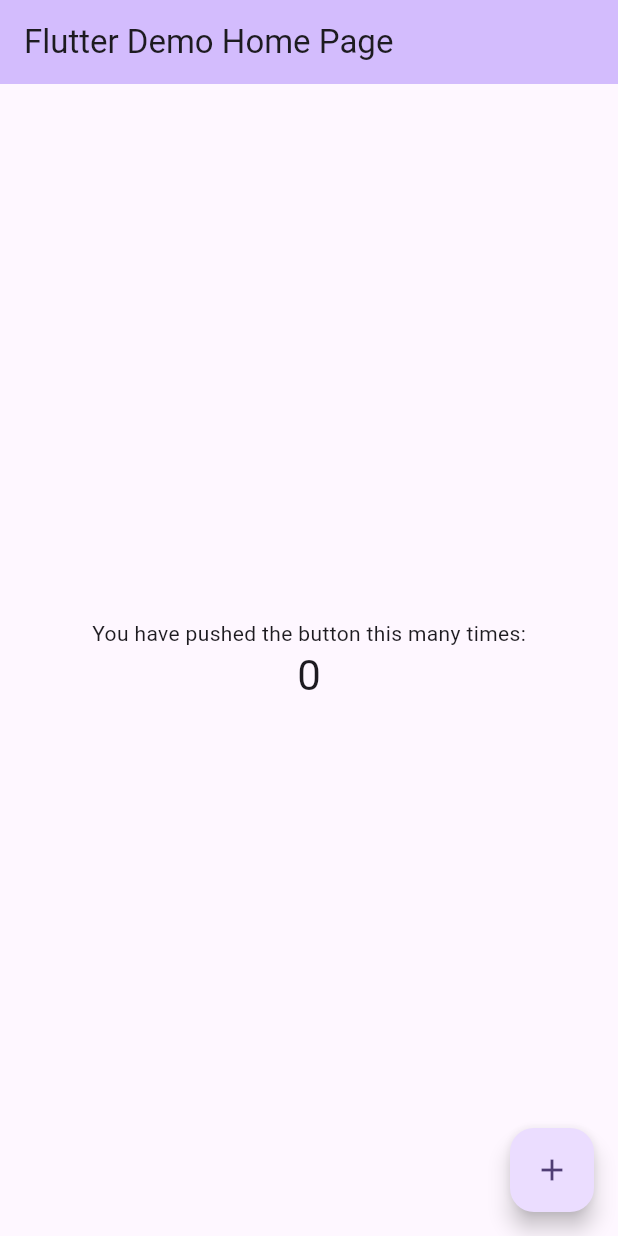
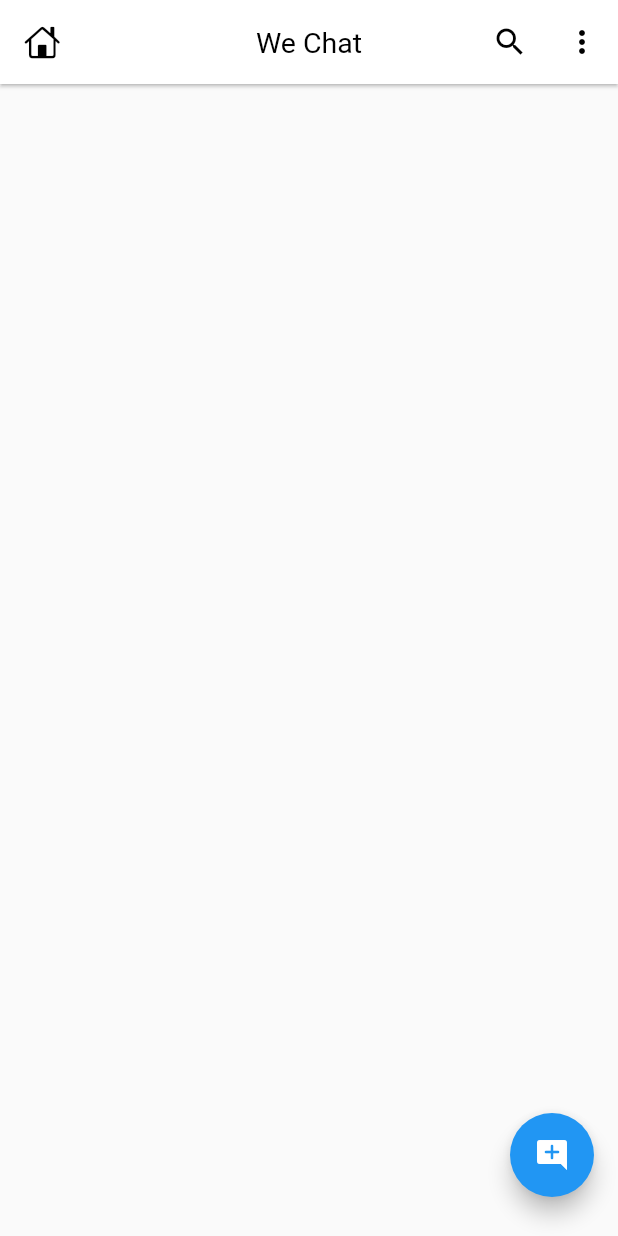
Before and after one commit to xumoyunde/We-Chat, a Flutter app: the screen it shows after launch, on a phone screen of 412 x 824 dp. Run offline on Flutter 3.47's test engine with Material 2 defaults, Android fonts, the phone set to English and light mode, and no system bars.

Commit message:
added appbar and floating action button

```diff
--- a/lib/main.dart
+++ b/lib/main.dart
@@ -1,4 +1,6 @@
 import 'package:flutter/material.dart';
+
+import 'screens/home_screen.dart';
 
 void main() {
   runApp(const MyApp());
@@ -7,104 +9,25 @@ void main() {
 class MyApp extends StatelessWidget {
   const MyApp({super.key});
 
-  // This widget is the root of your application.
   @override
   Widget build(BuildContext context) {
     return MaterialApp(
-      title: 'Flutter Demo',
+      debugShowCheckedModeBanner: false,
+      title: 'We Chat',
       theme: ThemeData(
-        colorScheme: ColorScheme.fromSeed(seedColor: Colors.deepPurple),
-        useMaterial3: true,
+        appBarTheme: AppBarTheme(
+          backgroundColor: Colors.white,
+          elevation: 1,
+          centerTitle: true,
+          iconTheme: IconThemeData(color: Colors.black),
+          titleTextStyle: TextStyle(
+            color: Colors.black,
+            fontSize: 19,
+            fontWeight: FontWeight.normal,
+          )
+        ),
       ),
-      home: const MyHomePage(title: 'Flutter Demo Home Page'),
+      home: HomeScreen(),
     );
   }
 }
-
-class MyHomePage extends StatefulWidget {
-  const MyHomePage({super.key, required this.title});
-
-  // This widget is the home page of your application. It is stateful, meaning
-  // that it has a State object (defined below) that contains fields that affect
-  // how it looks.
-
-  // This class is the configuration for the state. It holds the values (in this
-  // case the title) provided by the parent (in this case the App widget) and
-  // used by the build method of the State. Fields in a Widget subclass are
-  // always marked "final".
-
-  final String title;
-
-  @override
-  State<MyHomePage> createState() => _MyHomePageState();
-}
-
-class _MyHomePageState extends State<MyHomePage> {
-  int _counter = 0;
-
-  void _incrementCounter() {
-    setState(() {
-      // This call to setState tells the Flutter framework that something has
-      // changed in this State, which causes it to rerun the build method below
-      // so that the display can reflect the updated values. If we changed
-      // _counter without calling setState(), then the build method would not be
-      // called again, and so nothing would appear to happen.
-      _counter++;
-    });
-  }
-
-  @override
-  Widget build(BuildContext context) {
-    // This method is rerun every time setState is called, for instance as done
-    // by the _incrementCounter method above.
-    //
-    // The Flutter framework has been optimized to make rerunning build methods
-    // fast, so that you can just rebuild anything that needs updating rather
-    // than having to individually change instances of widgets.
-    return Scaffold(
-      appBar: AppBar(
-        // TRY THIS: Try changing the color here to a specific color (to
-        // Colors.amber, perhaps?) and trigger a hot reload to see the AppBar
-        // change color while the other colors stay the same.
-        backgroundColor: Theme.of(context).colorScheme.inversePrimary,
-        // Here we take the value from the MyHomePage object that was created by
-        // the App.build method, and use it to set our appbar title.
-        title: Text(widget.title),
-      ),
-      body: Center(
-        // Center is a layout widget. It takes a single child and positions it
-        // in the middle of the parent.
-        child: Column(
-          // Column is also a layout widget. It takes a list of children and
-          // arranges them vertically. By default, it sizes itself to fit its
-          // children horizontally, and tries to be as tall as its parent.
-          //
-          // Column has various properties to control how it sizes itself and
-          // how it positions its children. Here we use mainAxisAlignment to
-          // center the children vertically; the main axis here is the vertical
-          // axis because Columns are vertical (the cross axis would be
-          // horizontal).
-          //
-          // TRY THIS: Invoke "debug painting" (choose the "Toggle Debug Paint"
-          // action in the IDE, or press "p" in the console), to see the
-          // wireframe for each widget.
-          mainAxisAlignment: MainAxisAlignment.center,
-          children: <Widget>[
-            const Text(
-              'You have pushed the button this many times:',
-            ),
-            Text(
-              '$_counter',
-              style: Theme.of(context).textTheme.headlineMedium,
-            ),
-          ],
-        ),
-      ),
-      floatingActionButton: FloatingActionButton(
-        onPressed: _incrementCounter,
-        tooltip: 'Increment',
-        child: const Icon(Icons.add),
-      ), // This trailing comma makes auto-formatting nicer for build methods.
-    );
-  }
-}
--- /dev/null
+++ b/lib/screens/home_screen.dart
@@ -0,0 +1,29 @@
+import 'package:flutter/cupertino.dart';
+import 'package:flutter/material.dart';
+
+class HomeScreen extends StatefulWidget {
+  const HomeScreen({Key? key}) : super(key: key);
+
+  @override
+  State<HomeScreen> createState() => _HomeScreenState();
+}
+
+class _HomeScreenState extends State<HomeScreen> {
+  @override
+  Widget build(BuildContext context) {
+    return Scaffold(
+      appBar: AppBar(
+        leading: Icon(CupertinoIcons.home),
+        title: Text('We Chat'),
+        actions: [
+          IconButton(onPressed: (){}, icon: Icon(Icons.search)),
+          IconButton(onPressed: (){}, icon: Icon(Icons.more_vert)),
+        ],
+      ),
+      floatingActionButton: Padding(
+        padding: const EdgeInsets.only(bottom: 10),
+        child: FloatingActionButton(onPressed: (){}, child: Icon(Icons.add_comment_rounded)),
+      ),
+    );
+  }
+}
```
